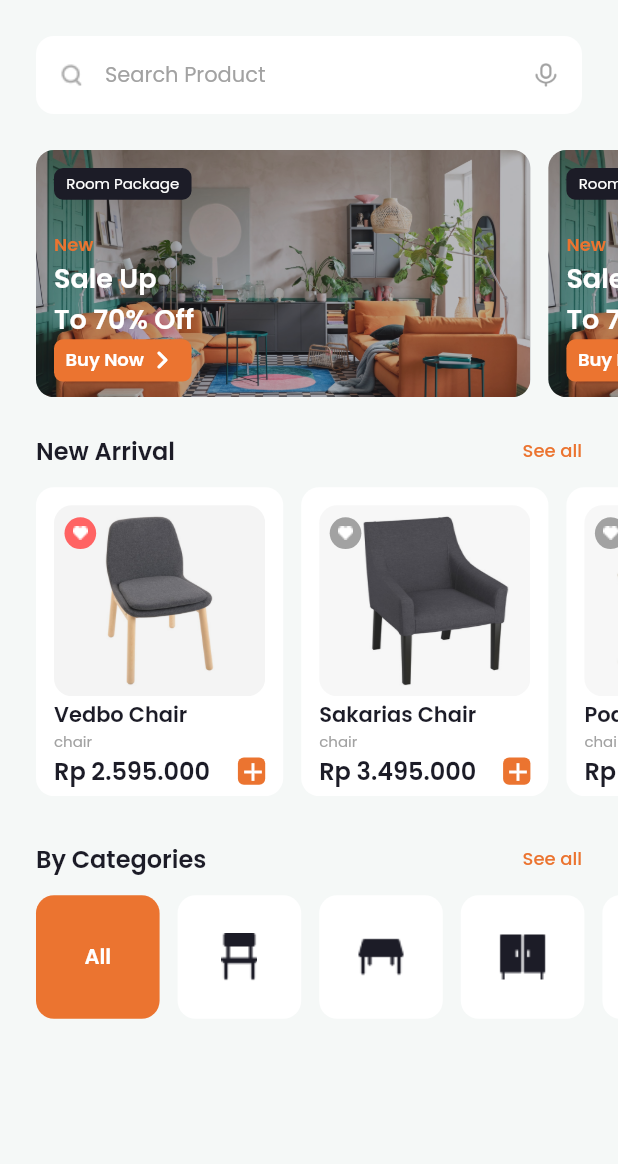
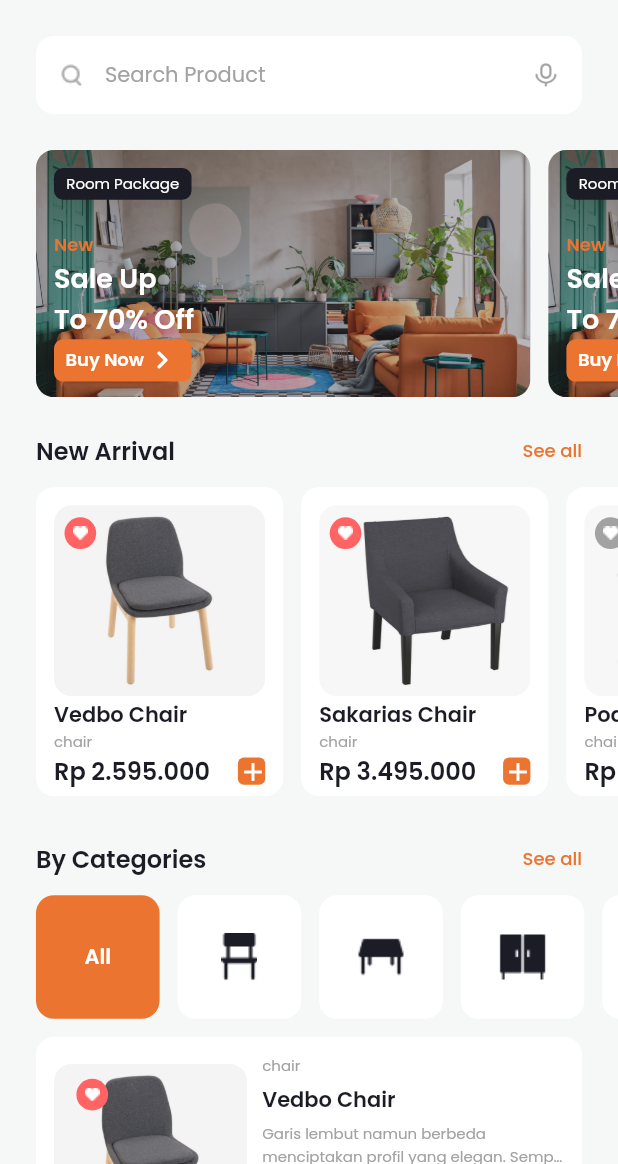
Before and after one commit to LazuardiFadhilah/Furnishop, a Flutter app: the screen it shows after launch, on a phone screen of 412 x 824 dp, the part 72-1236 px from its top. Run offline on Flutter 3.47's test engine with Material 2 defaults, Android fonts, the phone set to English and light mode, and no system bars; our stand-ins replace google_fonts.

Commit message:
add categories items card

```diff
--- a/lib/datas/items_data.dart
+++ b/lib/datas/items_data.dart
@@ -27,7 +27,7 @@ List<Items> itemsData = [
       'assets/product_2.png',
       'assets/product_2.png',
     ],
-    isFavorite: false,
+    isFavorite: true,
   ),
   Items(
     id: 'i3',
--- a/lib/screens/home_screen.dart
+++ b/lib/screens/home_screen.dart
@@ -7,6 +7,7 @@ import 'package:furnishop/widgets/categories_card.dart';
 
 import '../datas/items_data.dart';
 import '../styles.dart';
+import '../widgets/category_item.dart';
 
 class HomeScreen extends StatefulWidget {
   const HomeScreen({
@@ -198,6 +199,19 @@ class _HomeScreenState extends State<HomeScreen> {
         children: itemsData
             .map(
               (itmData) => ArrivalItems(
+                onFavoriteSelected: () {
+                  setState(
+                    () {
+                      if (itmData.isFavorite == false) {
+                        itmData.isFavorite = true;
+                      } else {
+                        itmData.isFavorite = false;
+                      }
+                      // ignore: avoid_print
+                      print(itmData.isFavorite);
+                    },
+                  );
+                },
                 itmData.id,
                 itmData.title,
                 itmData.desc,
@@ -263,6 +277,31 @@ class _HomeScreenState extends State<HomeScreen> {
               )
               .toList(),
         ],
+      ),
+    );
+  }
+
+  Widget categoryItemCard() {
+    var filterData = itemsData.where((e) => e.catId == selectedCategory);
+    var allData = selectedCategory == '' ? itemsData : filterData;
+    return Padding(
+      padding: const EdgeInsets.symmetric(
+        horizontal: 24,
+      ),
+      child: Column(
+        children: allData
+            .map(
+              (fltData) => CategoryItemCard(
+                id: fltData.id,
+                catId: fltData.catId,
+                desc: fltData.desc,
+                img: fltData.img,
+                isFavorite: fltData.isFavorite,
+                price: fltData.price,
+                title: fltData.title,
+              ),
+            )
+            .toList(),
       ),
     );
   }
@@ -365,6 +404,10 @@ class _HomeScreenState extends State<HomeScreen> {
                 height: 12,
               ),
               categoriesCard(context),
+              const SizedBox(
+                height: 12,
+              ),
+              categoryItemCard(),
             ],
           ),
         ),
--- a/lib/widgets/arrival_items.dart
+++ b/lib/widgets/arrival_items.dart
@@ -5,6 +5,8 @@ import 'package:furnishop/styles.dart';
 
 // ignore: must_be_immutable
 class ArrivalItems extends StatefulWidget {
+  final VoidCallback onFavoriteSelected;
+
   final String id;
   final String title;
   final String desc;
@@ -13,9 +15,17 @@ class ArrivalItems extends StatefulWidget {
   final List img;
   bool isFavorite = false;
 
-  ArrivalItems(this.id, this.title, this.desc, this.price, this.catId, this.img,
-      this.isFavorite,
-      {super.key});
+  ArrivalItems(
+    this.id,
+    this.title,
+    this.desc,
+    this.price,
+    this.catId,
+    this.img,
+    this.isFavorite, {
+    super.key,
+    required this.onFavoriteSelected,
+  });
 
   @override
   State<ArrivalItems> createState() => _ArrivalItemsState();
@@ -41,15 +51,7 @@ class _ArrivalItemsState extends State<ArrivalItems> {
           ),
           child: GestureDetector(
             onDoubleTap: (() {
-              setState(
-                () {
-                  if (widget.isFavorite == false) {
-                    widget.isFavorite = true;
-                  } else {
-                    widget.isFavorite = false;
-                  }
-                },
-              );
+              widget.onFavoriteSelected();
             }),
             child: LayoutBuilder(
               builder: (BuildContext context, BoxConstraints constraints) {
--- /dev/null
+++ b/lib/widgets/category_item.dart
@@ -0,0 +1,139 @@
+import 'package:flutter/material.dart';
+import 'package:furnishop/styles.dart';
+
+import '../currency_format.dart';
+import '../datas/categories_data.dart';
+
+// ignore: must_be_immutable
+class CategoryItemCard extends StatelessWidget {
+  final String id;
+  final String title;
+  final String desc;
+  final int price;
+  final String catId;
+  final List img;
+  bool isFavorite = false;
+  CategoryItemCard({
+    super.key,
+    required this.id,
+    required this.title,
+    required this.desc,
+    required this.price,
+    required this.catId,
+    required this.img,
+    required this.isFavorite,
+  });
+
+  @override
+  Widget build(BuildContext context) {
+    final catTitle =
+        categoriesData.firstWhere((element) => element.id == catId);
+    return Container(
+      padding: const EdgeInsets.all(12),
+      margin: const EdgeInsets.only(bottom: 12),
+      width: MediaQuery.of(context).size.width * 1 - 48,
+      height: MediaQuery.of(context).size.height * 0.2,
+      decoration: BoxDecoration(
+        borderRadius: BorderRadius.circular(12),
+        color: whiteColor,
+      ),
+      child: LayoutBuilder(
+        builder: (BuildContext context, BoxConstraints constraints) {
+          return Row(
+            mainAxisAlignment: MainAxisAlignment.start,
+            crossAxisAlignment: CrossAxisAlignment.center,
+            children: [
+              Container(
+                padding: const EdgeInsets.only(
+                  top: 10,
+                ),
+                height: constraints.maxHeight * 1 - 12,
+                width: constraints.maxHeight * 1 - 12,
+                decoration: BoxDecoration(
+                  borderRadius: BorderRadius.circular(12),
+                  image: DecorationImage(
+                    image: AssetImage(img[0]),
+                    fit: BoxFit.fill,
+                  ),
+                ),
+                child: Stack(
+                  children: [
+                    Container(
+                      width: constraints.maxWidth * 0.15,
+                      height: constraints.maxHeight * 0.15,
+                      decoration: BoxDecoration(
+                        shape: BoxShape.circle,
+                        color: isFavorite == true ? redColor : greyColor,
+                        image: const DecorationImage(
+                          image: AssetImage('assets/love_icon.png'),
+                        ),
+                      ),
+                    ),
+                  ],
+                ),
+              ),
+              const SizedBox(
+                width: 10,
+              ),
+              Expanded(
+                child: Column(
+                  mainAxisAlignment: MainAxisAlignment.spaceBetween,
+                  crossAxisAlignment: CrossAxisAlignment.start,
+                  children: [
+                    Text(
+                      catTitle.title,
+                      style: descTextStyle,
+                    ),
+                    Text(
+                      title,
+                      style: titleTextStyle,
+                    ),
+                    Text(
+                      desc,
+                      style: descTextStyle,
+                      overflow: TextOverflow.ellipsis,
+                      maxLines: 2,
+                    ),
+                    SizedBox(
+                      height: constraints.maxHeight * 0.2,
+                    ),
+                    Row(
+                      mainAxisAlignment: MainAxisAlignment.spaceBetween,
+                      children: [
+                        Text(
+                          CurrencyFormat.convertToIdr(
+                            price,
+                            0,
+                          ),
+                          style: titleTextStyle.copyWith(
+                            fontSize: 16,
+                          ),
+                        ),
+                        GestureDetector(
+                          onTap: () {},
+                          child: Container(
+                            alignment: Alignment.center,
+                            width: constraints.maxWidth * 0.2,
+                            height: constraints.maxHeight * 0.2,
+                            decoration: BoxDecoration(
+                              color: orangeColor,
+                              borderRadius: BorderRadius.circular(4),
+                            ),
+                            child: Text(
+                              'Buy Now',
+                              style: buttonTextStyle,
+                            ),
+                          ),
+                        ),
+                      ],
+                    ),
+                  ],
+                ),
+              ),
+            ],
+          );
+        },
+      ),
+    );
+  }
+}
```
Also changed, not shown: assets/bed_icon.png.
